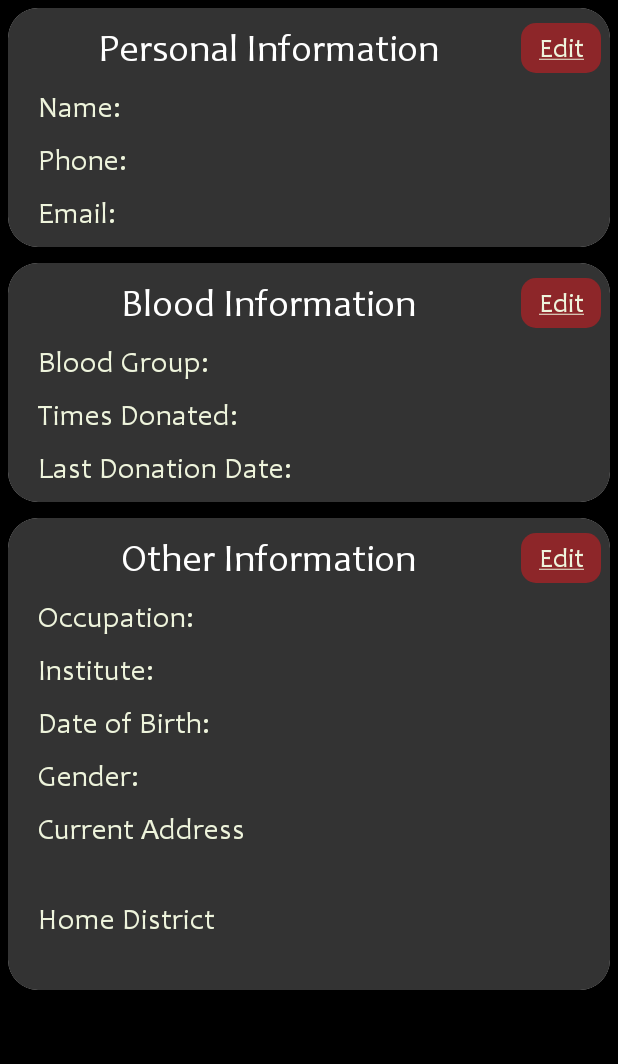
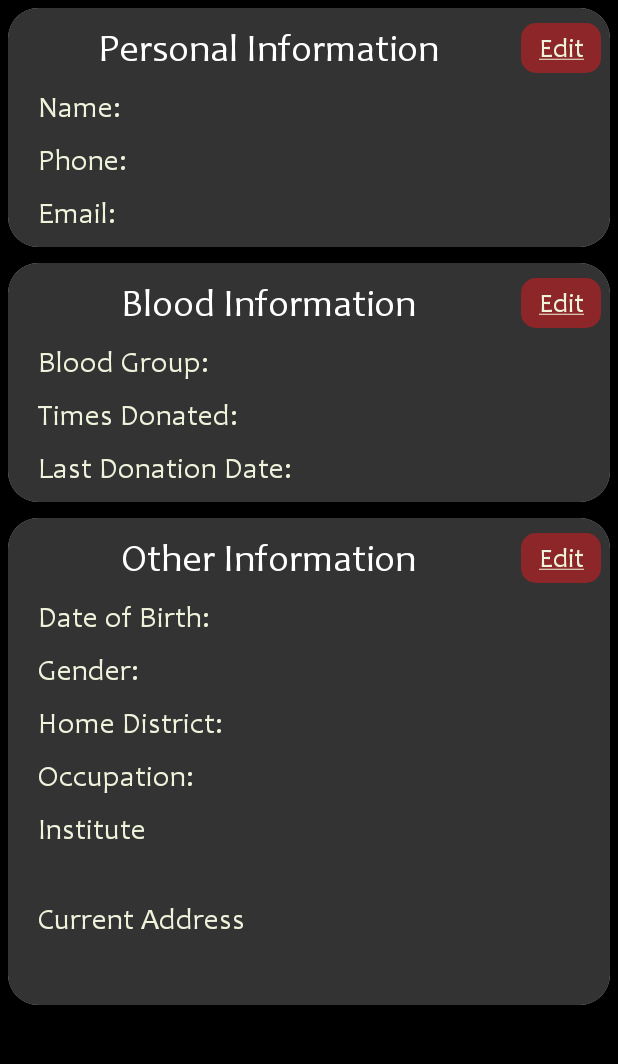
Before and after one commit to RzRiz/KinBloodDemo, an Android app: the ProfileActivity screen opened directly, with no data from a screen before it, on a phone screen of 412 x 824 dp, the part 84-1148 px from its top. Run offline under Robolectric (Android 15) with nearby library versions, the phone set to English and light mode, and no system bars.

Commit message:
random commit

```diff
--- a/app/src/main/java/com/sust/kinblooddemo/DonorRegistrationActivity.java
+++ b/app/src/main/java/com/sust/kinblooddemo/DonorRegistrationActivity.java
@@ -262,7 +262,6 @@ public class DonorRegistrationActivity extends AppCompatActivity implements View
         TextView continueButton = toastMessageDialog2.findViewById(R.id.btn_continue);
 
         continueButton.setOnClickListener(view -> {
-            startActivity(new Intent(toastMessageDialog2.getOwnerActivity(), HomeActivity.class));
             finish();
         });
 
@@ -277,7 +276,6 @@ public class DonorRegistrationActivity extends AppCompatActivity implements View
         TextView continueButton = toastMessageDialog3.findViewById(R.id.btn_continue2);
 
         continueButton.setOnClickListener(view -> {
-            startActivity(new Intent(toastMessageDialog2.getOwnerActivity(), HomeActivity.class));
             finish();
         });
 
--- a/app/src/main/res/drawable/one_sided_border.xml
+++ b/app/src/main/res/drawable/one_sided_border.xml
@@ -3,7 +3,7 @@
     android:shape="rectangle">
     <gradient
         android:angle="90"
-        android:startColor="@color/colorAsh"
+        android:startColor="@color/colorAshWhite"
         android:centerColor="@android:color/transparent"
         android:centerX="0.01" />
 </shape>
--- a/app/src/main/res/layout/activity_notification.xml
+++ b/app/src/main/res/layout/activity_notification.xml
@@ -73,7 +73,7 @@
 
             <com.hitomi.cmlibrary.CircleMenu
                 android:id="@+id/circleMenu"
-                android:layout_width="match_parent"
+                android:layout_width="300dp"
                 android:layout_height="300dp"
                 android:layout_gravity="center" />
 
--- a/app/src/main/res/layout/activity_profile.xml
+++ b/app/src/main/res/layout/activity_profile.xml
@@ -99,6 +99,7 @@
                         android:layout_width="match_parent"
                         android:layout_height="wrap_content"
                         android:orientation="horizontal"
+                        android:background="@drawable/one_sided_border"
                         android:layout_marginHorizontal="20dp">
 
                         <TextView
@@ -121,6 +122,7 @@
                         android:layout_width="match_parent"
                         android:layout_height="wrap_content"
                         android:orientation="horizontal"
+                        android:background="@drawable/one_sided_border"
                         android:layout_marginTop="10dp"
                         android:layout_marginHorizontal="20dp">
 
@@ -144,6 +146,7 @@
                         android:layout_width="match_parent"
                         android:layout_height="wrap_content"
                         android:orientation="horizontal"
+                        android:background="@drawable/one_sided_border"
                         android:layout_marginVertical="10dp"
                         android:layout_marginHorizontal="20dp">
 
@@ -212,6 +215,7 @@
                         android:layout_width="match_parent"
                         android:layout_height="wrap_content"
                         android:orientation="horizontal"
+                        android:background="@drawable/one_sided_border"
                         android:layout_marginHorizontal="20dp">
 
                         <TextView
@@ -234,6 +238,7 @@
                         android:layout_width="match_parent"
                         android:layout_height="wrap_content"
                         android:orientation="horizontal"
+                        android:background="@drawable/one_sided_border"
                         android:layout_marginTop="10dp"
                         android:layout_marginHorizontal="20dp">
 
@@ -257,6 +262,7 @@
                         android:layout_width="match_parent"
                         android:layout_height="wrap_content"
                         android:orientation="horizontal"
+                        android:background="@drawable/one_sided_border"
                         android:layout_marginVertical="10dp"
                         android:layout_marginHorizontal="20dp">
 
@@ -325,52 +331,7 @@
                         android:layout_width="match_parent"
                         android:layout_height="wrap_content"
                         android:orientation="horizontal"
-                        android:layout_marginHorizontal="20dp">
-
-                        <TextView
-                            android:layout_width="wrap_content"
-                            android:layout_height="wrap_content"
-                            android:text="Occupation:"
-                            android:textColor="@color/colorYellowWhite"
-                            android:textSize="20sp" />
-
-                        <TextView
-                            android:id="@+id/tv_edit_occupation"
-                            android:layout_width="wrap_content"
-                            android:layout_height="wrap_content"
-                            android:textColor="@color/colorWhite"
-                            android:textSize="20sp"
-                            android:layout_marginStart="10dp"/>
-                    </LinearLayout>
-
-                    <LinearLayout
-                        android:layout_width="match_parent"
-                        android:layout_height="wrap_content"
-                        android:orientation="horizontal"
-                        android:layout_marginTop="10dp"
-                        android:layout_marginHorizontal="20dp">
-
-                        <TextView
-                            android:layout_width="wrap_content"
-                            android:layout_height="wrap_content"
-                            android:text="Institute:"
-                            android:textColor="@color/colorYellowWhite"
-                            android:textSize="20sp" />
-
-                        <TextView
-                            android:id="@+id/tv_edit_institute"
-                            android:layout_width="wrap_content"
-                            android:layout_height="wrap_content"
-                            android:textColor="@color/colorWhite"
-                            android:textSize="20sp"
-                            android:layout_marginStart="10dp"/>
-                    </LinearLayout>
-
-                    <LinearLayout
-                        android:layout_width="match_parent"
-                        android:layout_height="wrap_content"
-                        android:orientation="horizontal"
-                        android:layout_marginTop="10dp"
+                        android:background="@drawable/one_sided_border"
                         android:layout_marginHorizontal="20dp">
 
                         <TextView
@@ -393,6 +354,7 @@
                         android:layout_width="match_parent"
                         android:layout_height="wrap_content"
                         android:orientation="horizontal"
+                        android:background="@drawable/one_sided_border"
                         android:layout_marginTop="10dp"
                         android:layout_marginHorizontal="20dp">
 
@@ -412,6 +374,74 @@
                             android:layout_marginStart="10dp"/>
                     </LinearLayout>
 
+                    <LinearLayout
+                        android:layout_width="match_parent"
+                        android:layout_height="wrap_content"
+                        android:orientation="horizontal"
+                        android:background="@drawable/one_sided_border"
+                        android:layout_marginTop="10dp"
+                        android:layout_marginHorizontal="20dp">
+
+                        <TextView
+                            android:layout_width="wrap_content"
+                            android:layout_height="wrap_content"
+                            android:text="Home District:"
+                            android:textColor="@color/colorYellowWhite"
+                            android:textSize="20sp" />
+
+                        <TextView
+                            android:id="@+id/tv_edit_home_district"
+                            android:layout_width="wrap_content"
+                            android:layout_height="wrap_content"
+                            android:textColor="@color/colorWhite"
+                            android:textSize="20sp"
+                            android:layout_marginStart="10dp"/>
+                    </LinearLayout>
+
+                    <LinearLayout
+                        android:layout_width="match_parent"
+                        android:layout_height="wrap_content"
+                        android:orientation="horizontal"
+                        android:background="@drawable/one_sided_border"
+                        android:layout_marginTop="10dp"
+                        android:layout_marginHorizontal="20dp">
+
+                        <TextView
+                            android:layout_width="wrap_content"
+                            android:layout_height="wrap_content"
+                            android:text="Occupation:"
+                            android:textColor="@color/colorYellowWhite"
+                            android:textSize="20sp" />
+
+                        <TextView
+                            android:id="@+id/tv_edit_occupation"
+                            android:layout_width="wrap_content"
+                            android:layout_height="wrap_content"
+                            android:textColor="@color/colorWhite"
+                            android:textSize="20sp"
+                            android:layout_marginStart="10dp"/>
+                    </LinearLayout>
+
+
+                    <TextView
+                        android:layout_width="match_parent"
+                        android:layout_height="wrap_content"
+                        android:text="Institute"
+                        android:textColor="@color/colorYellowWhite"
+                        android:textSize="20sp"
+                        android:layout_marginTop="10dp"
+                        android:layout_marginHorizontal="20dp" />
+
+                    <TextView
+                        android:id="@+id/tv_edit_institute"
+                        android:layout_width="match_parent"
+                        android:layout_height="wrap_content"
+                        android:textColor="@color/colorWhite"
+                        android:textSize="20sp"
+                        android:background="@drawable/one_sided_border"
+                        android:layout_marginStart="30dp"
+                        android:layout_marginEnd="20dp" />
+
                     <TextView
                         android:layout_width="match_parent"
                         android:layout_height="wrap_content"
@@ -427,27 +457,10 @@
                         android:layout_height="wrap_content"
                         android:textColor="@color/colorWhite"
                         android:textSize="20sp"
-                        android:layout_marginStart="30dp"
-                        android:layout_marginEnd="20dp" />
-
-                    <TextView
-                        android:layout_width="match_parent"
-                        android:layout_height="wrap_content"
-                        android:text="Home District"
-                        android:textColor="@color/colorYellowWhite"
-                        android:textSize="20sp"
-                        android:layout_marginTop="10dp"
-                        android:layout_marginHorizontal="20dp" />
-
-                    <TextView
-                        android:id="@+id/tv_edit_home_district"
-                        android:layout_width="match_parent"
-                        android:layout_height="wrap_content"
-                        android:textColor="@color/colorWhite"
-                        android:textSize="20sp"
+                        android:background="@drawable/one_sided_border"
                         android:layout_marginStart="30dp"
                         android:layout_marginEnd="20dp"
-                        android:layout_marginBottom="10dp"/>
+                        android:layout_marginBottom="20dp" />
                 </LinearLayout>
             </androidx.cardview.widget.CardView>
         </LinearLayout>
```
